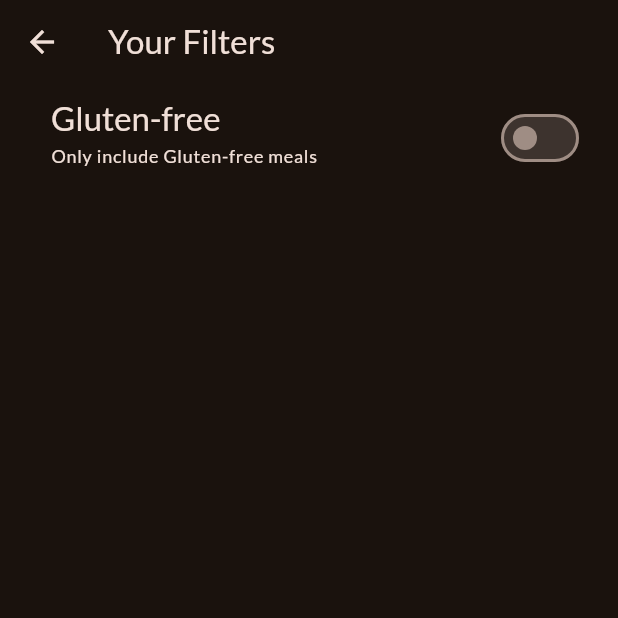
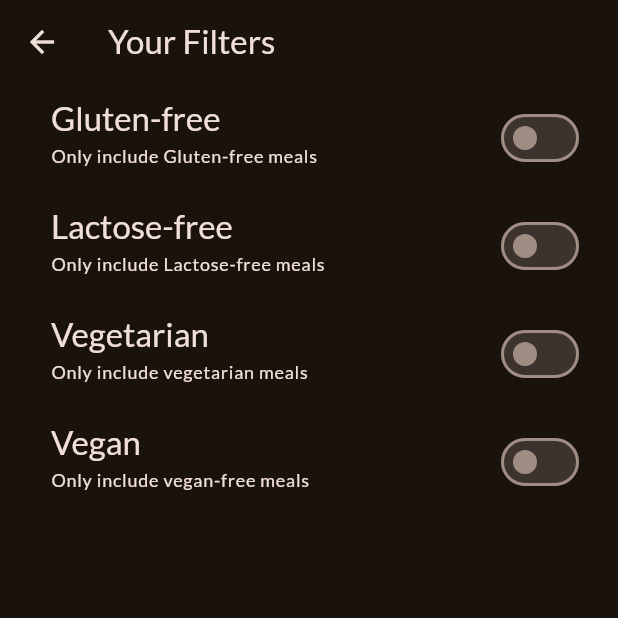
Before and after one commit to S13G/Meals_App, a Flutter app: the FiltersScreen screen opened directly, on a phone screen of 412 x 824 dp, the top half of it. Run offline on Flutter 3.47's test engine with Material 2 defaults, Android fonts, the phone set to English and light mode, and no system bars; our stand-ins replace google_fonts, transparent_image.

Commit message:
filters data

```diff
--- a/lib/screens/filters.dart
+++ b/lib/screens/filters.dart
@@ -1,4 +1,8 @@
+import 'dart:io';
+
 import 'package:flutter/material.dart';
+
+enum Filter { glutenFree, lactoseFree, vegetarian, vegan }
 
 class FiltersScreen extends StatefulWidget {
   const FiltersScreen({super.key});
@@ -11,6 +15,9 @@ class FiltersScreen extends StatefulWidget {
 
 class _FiltersScreenState extends State<FiltersScreen> {
   var _glutenFreeFilterSet = false;
+  var _lactoseFreeFilterSet = false;
+  var _vegetarianFilterSet = false;
+  var _veganFilterSet = false;
 
   @override
   Widget build(BuildContext context) {
@@ -30,7 +37,17 @@ class _FiltersScreenState extends State<FiltersScreen> {
       //     }
       //   },
       // ),
-      body: Column(
+      body: WillPopScope(
+        onWillPop: () async {
+          Navigator.of(context).pop({
+            Filter.glutenFree: _glutenFreeFilterSet,
+            Filter.lactoseFree: _lactoseFreeFilterSet,
+            Filter.vegetarian: _vegetarianFilterSet,
+            Filter.vegan: _veganFilterSet,
+          });
+          return false;
+        },
+        child: Column(
           children: [
             SwitchListTile(
               value: _glutenFreeFilterSet,
@@ -56,8 +73,84 @@ class _FiltersScreenState extends State<FiltersScreen> {
                 left: 34,
                 right: 22,
               ),
-          )
+            ),
+            SwitchListTile(
+              value: _lactoseFreeFilterSet,
+              onChanged: (isChecked) {
+                setState(() {
+                  _lactoseFreeFilterSet = isChecked;
+                });
+              },
+              title: Text(
+                'Lactose-free',
+                style: Theme.of(context).textTheme.titleLarge!.copyWith(
+                      color: Theme.of(context).colorScheme.onBackground,
+                    ),
+              ),
+              subtitle: Text(
+                'Only include Lactose-free meals',
+                style: Theme.of(context).textTheme.labelMedium!.copyWith(
+                      color: Theme.of(context).colorScheme.onBackground,
+                    ),
+              ),
+              activeColor: Theme.of(context).colorScheme.tertiary,
+              contentPadding: const EdgeInsets.only(
+                left: 34,
+                right: 22,
+              ),
+            ),
+            SwitchListTile(
+              value: _vegetarianFilterSet,
+              onChanged: (isChecked) {
+                setState(() {
+                  _vegetarianFilterSet = isChecked;
+                });
+              },
+              title: Text(
+                'Vegetarian',
+                style: Theme.of(context).textTheme.titleLarge!.copyWith(
+                      color: Theme.of(context).colorScheme.onBackground,
+                    ),
+              ),
+              subtitle: Text(
+                'Only include vegetarian meals',
+                style: Theme.of(context).textTheme.labelMedium!.copyWith(
+                      color: Theme.of(context).colorScheme.onBackground,
+                    ),
+              ),
+              activeColor: Theme.of(context).colorScheme.tertiary,
+              contentPadding: const EdgeInsets.only(
+                left: 34,
+                right: 22,
+              ),
+            ),
+            SwitchListTile(
+              value: _veganFilterSet,
+              onChanged: (isChecked) {
+                setState(() {
+                  _veganFilterSet = isChecked;
+                });
+              },
+              title: Text(
+                'Vegan',
+                style: Theme.of(context).textTheme.titleLarge!.copyWith(
+                      color: Theme.of(context).colorScheme.onBackground,
+                    ),
+              ),
+              subtitle: Text(
+                'Only include vegan-free meals',
+                style: Theme.of(context).textTheme.labelMedium!.copyWith(
+                      color: Theme.of(context).colorScheme.onBackground,
+                    ),
+              ),
+              activeColor: Theme.of(context).colorScheme.tertiary,
+              contentPadding: const EdgeInsets.only(
+                left: 34,
+                right: 22,
+              ),
+            ),
           ],
+        ),
       ),
     );
   }
```
Lines whose indentation alone changed are shown as unchanged.
